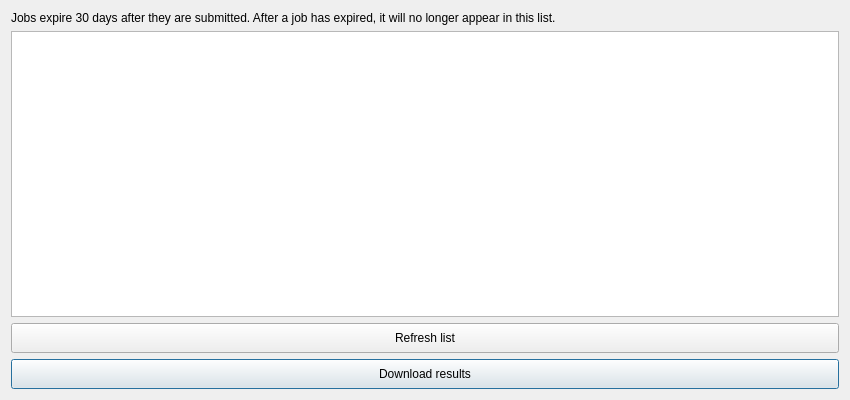
First picture: the form in LDMP/gui/DlgJobs.ui, repository ConservationInternational/trends.earth, before the edit.
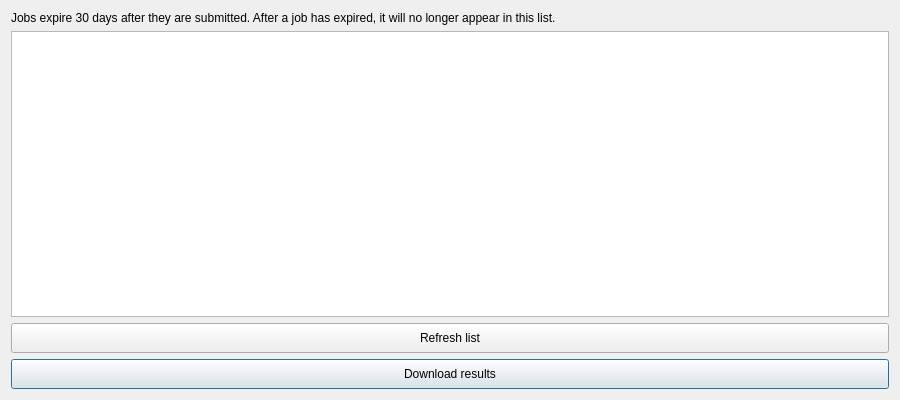
Second picture: the form after the edit.

Commit message: Setup SOC download.

The edit to the form file:
```diff
--- a/LDMP/gui/DlgJobs.ui
+++ b/LDMP/gui/DlgJobs.ui
@@ -6,7 +6,7 @@
    <rect>
     <x>0</x>
     <y>0</y>
-    <width>850</width>
+    <width>900</width>
     <height>400</height>
    </rect>
   </property>
```
The commit also changes 2 other files.
